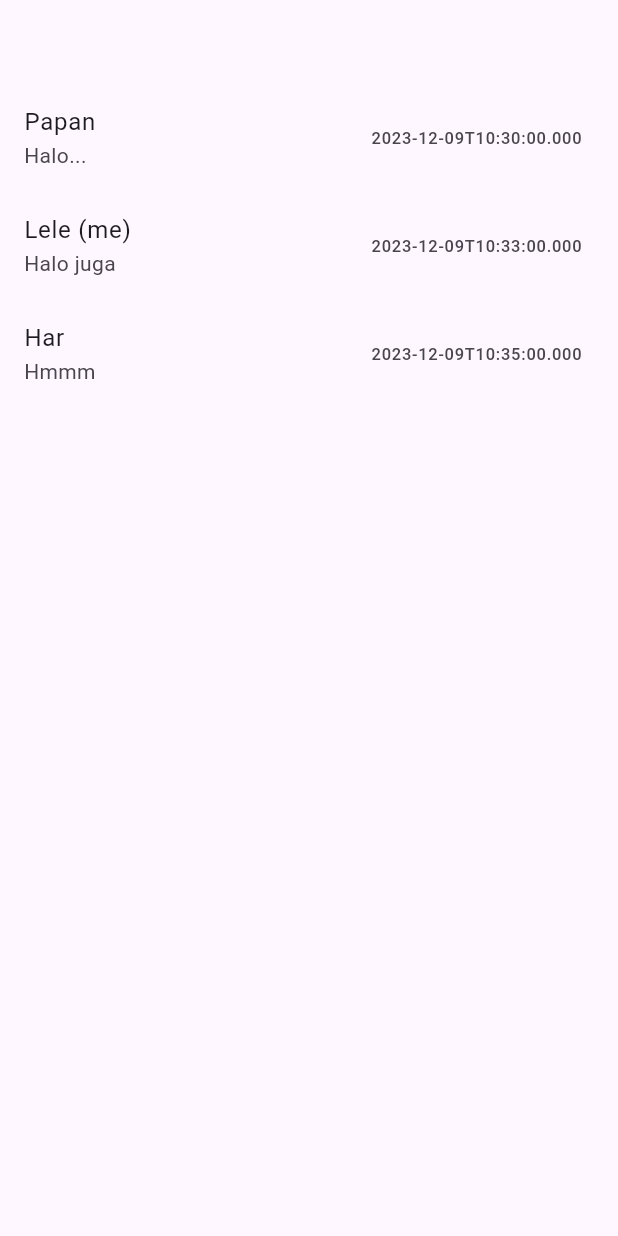
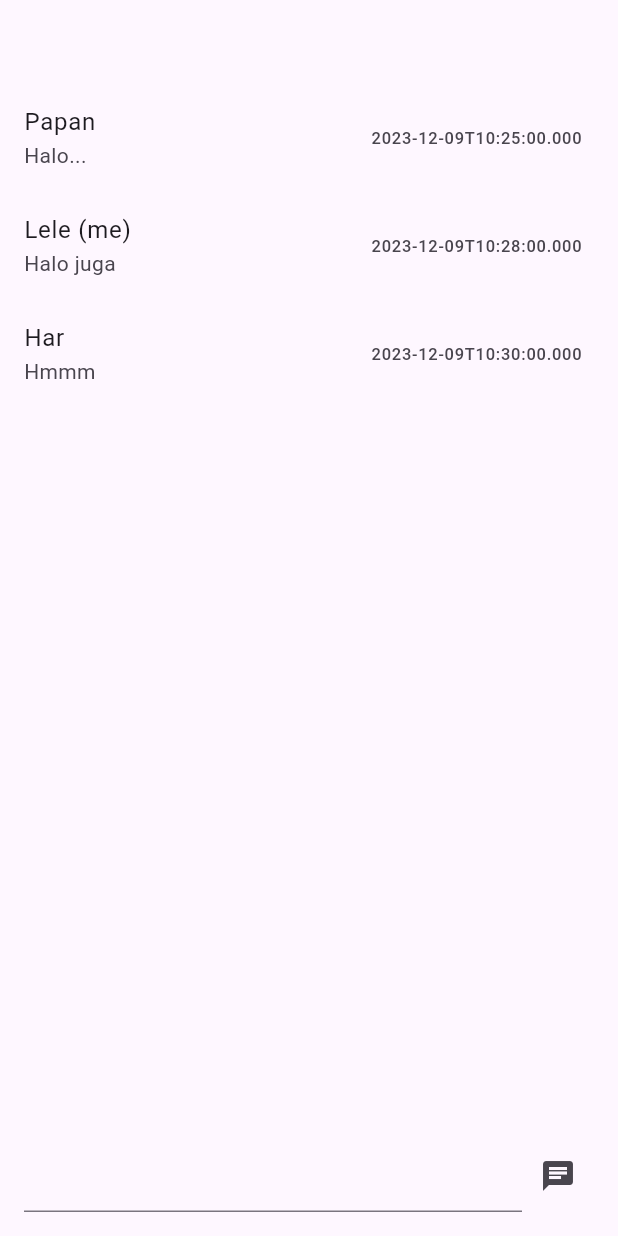
Before and after one commit to Frozen-Coconut/ProjectMultiPlatform, a Flutter app: the screen it shows after launch, on a phone screen of 412 x 824 dp. Run offline on Flutter 3.47's test engine with Material 3 defaults, Android fonts, the light colour scheme and no system bars.

Commit message:
Update ChatScreen

```diff
--- a/WhatsAI/lib/chat_screen.dart
+++ b/WhatsAI/lib/chat_screen.dart
@@ -4,10 +4,23 @@ import 'package:whats_ai/chat.dart';
 import 'package:whats_ai/chat_tile.dart';
 import 'package:whats_ai/provider/chat_provider.dart';
 
-class ChatScreen extends StatelessWidget {
+class ChatScreen extends StatefulWidget {
   final String owner;
 
   const ChatScreen({super.key, required this.owner});
+
+  @override
+  State<ChatScreen> createState() => _ChatScreenState();
+}
+
+class _ChatScreenState extends State<ChatScreen> {
+  final _textController = TextEditingController();
+
+  @override
+  void dispose() {
+    super.dispose();
+    _textController.dispose();
+  }
 
   @override
   Widget build(BuildContext context) {
@@ -16,12 +29,47 @@ class ChatScreen extends StatelessWidget {
     return Scaffold(
       appBar: AppBar(),
       body: SafeArea(
-        child: ListView.builder(
-          itemCount: chats.length,
-          itemBuilder: (context, index) {
-            return ChatTile(
-              chat: chats[index],
-              owner: owner,
+        child: Consumer<ChatProvider>(
+          builder: (context, ChatProvider chatProvider, consumerWidget) {
+            return Column(
+              children: [
+                Expanded(
+                  child: ListView.builder(
+                    itemCount: chats.length,
+                    itemBuilder: (context, index) {
+                      return ChatTile(
+                        chat: chats[index],
+                        owner: widget.owner,
+                      );
+                    },
+                  ),
+                ),
+                Padding(
+                  padding: const EdgeInsets.all(16.0),
+                  child: Row(
+                    children: [
+                      Expanded(
+                        child: TextField(
+                          controller: _textController,
+                        ),
+                      ),
+                      IconButton(
+                        onPressed: () {
+                          if (_textController.text.isNotEmpty) {
+                            chatProvider.add(Chat(
+                              owner: widget.owner,
+                              text: _textController.text,
+                              createdAt: DateTime.now(),
+                            ));
+                          }
+                          _textController.text = '';
+                        },
+                        icon: const Icon(Icons.chat),
+                      )
+                    ],
+                  ),
+                ),
+              ],
             );
           },
         ),
--- a/WhatsAI/lib/provider/chat_provider.dart
+++ b/WhatsAI/lib/provider/chat_provider.dart
@@ -6,19 +6,24 @@ class ChatProvider extends ChangeNotifier {
     Chat(
       owner: 'Papan',
       text: 'Halo...',
-      createdAt: DateTime.now(),
+      createdAt: DateTime.now().subtract(const Duration(minutes: 5)),
     ),
     Chat(
       owner: 'Lele',
       text: 'Halo juga',
-      createdAt: DateTime.now().add(const Duration(minutes: 3)),
+      createdAt: DateTime.now().subtract(const Duration(minutes: 2)),
     ),
     Chat(
       owner: 'Har',
       text: 'Hmmm',
-      createdAt: DateTime.now().add(const Duration(minutes: 5)),
+      createdAt: DateTime.now(),
     ),
   ];
 
   List<Chat> get chats => _chats;
+
+  void add(Chat chat) {
+    _chats.add(chat);
+    notifyListeners();
+  }
 }
```
